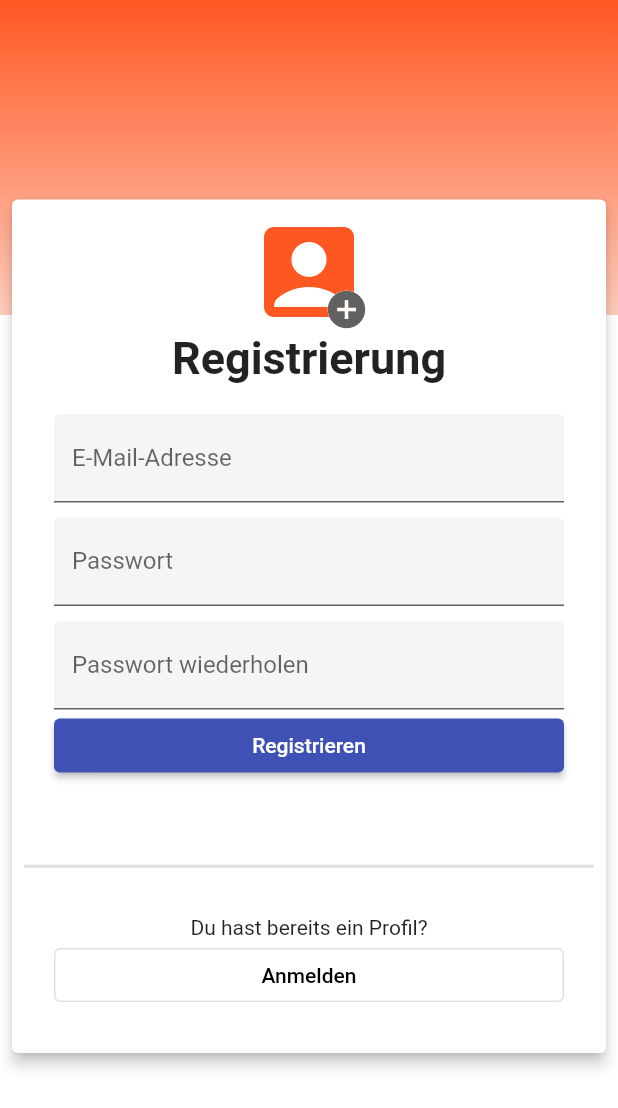
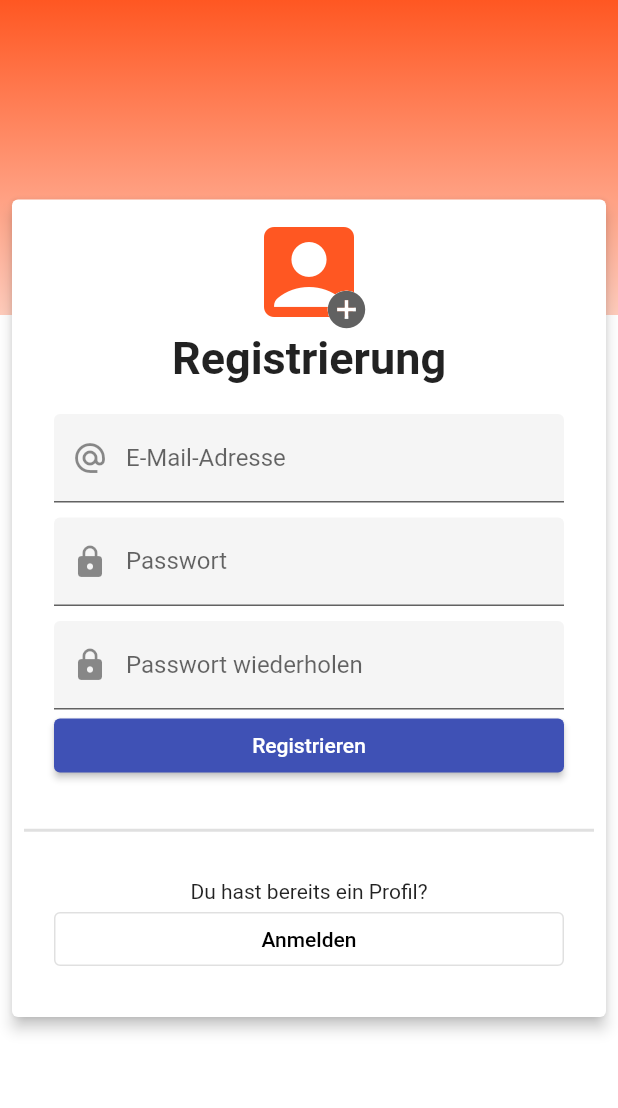
Before and after one commit to thorstenschenkel/t7coach, a Flutter app: the screen it shows after launch, after a tap on "Registrieren", on a phone screen of 412 x 824 dp. Shown: the top 1108 px of the screen. Run offline on Flutter 3.47's test engine with Material 2 defaults, Android fonts, the light colour scheme and no system bars; drawn by our look-alikes of loading_overlay; our stand-ins replace firebase_auth; accounts and stored records are empty.

Commit message:
error text moved to top of the form and loading indicator added

```diff
--- a/t7coach/lib/screens/authenticate/authenticate.dart
+++ b/t7coach/lib/screens/authenticate/authenticate.dart
@@ -1,4 +1,5 @@
 import 'package:flutter/material.dart';
+import 'package:loading_overlay/loading_overlay.dart';
 import 'package:t7coach/screens/authenticate/register_form.dart';
 import 'package:t7coach/screens/authenticate/sign_in_form.dart';
 import 'package:t7coach/shared/widgets/coach_bar.dart';
@@ -10,6 +11,9 @@ class Authenticate extends StatefulWidget {
 
 class _AuthenticateState extends State<Authenticate> {
   bool showSignIn = true;
+  bool _isLoading = false;
+
+  ScrollController _scrollController = ScrollController();
 
   void toogleView() {
     setState(() {
@@ -17,11 +21,24 @@ class _AuthenticateState extends State<Authenticate> {
     });
   }
 
+  void scrollToTop() {
+    _scrollController.animateTo(0,
+        duration: Duration(milliseconds: 300), curve: Curves.easeInSine);
+  }
+
+  void loading(bool isLoading) {
+    setState(() {
+      _isLoading = isLoading;
+    });
+  }
+
   Widget getForm() {
     if (showSignIn) {
-      return SignInForm(toogleView: toogleView);
+      return SignInForm(
+          toogleView: toogleView, scrollToTop: scrollToTop, loading: loading);
     } else {
-      return RegisterForm(toogleView: toogleView);
+      return RegisterForm(
+          toogleView: toogleView, scrollToTop: scrollToTop, loading: loading);
     }
   }
 
@@ -30,15 +47,24 @@ class _AuthenticateState extends State<Authenticate> {
     Widget form = getForm();
 
     return Scaffold(
-        body: Stack(children: <Widget>[
+        body: LoadingOverlay(
+      isLoading: _isLoading,
+      opacity: 0.1,
+      progressIndicator: CircularProgressIndicator(
+        valueColor: AlwaysStoppedAnimation(Theme.of(context).colorScheme.secondary),
+      ),
+      color: Theme.of(context).colorScheme.secondary,
+      child: Stack(children: <Widget>[
         CoachBar(210.0),
         SingleChildScrollView(
+            controller: _scrollController,
             child: Padding(
                 padding: EdgeInsets.only(top: 125),
                 child: Card(
                     elevation: 4.0,
                     margin: const EdgeInsets.all(8.0),
                     child: form)))
-    ]));
+      ]),
+    ));
   }
 }
--- a/t7coach/lib/screens/authenticate/register_form.dart
+++ b/t7coach/lib/screens/authenticate/register_form.dart
@@ -7,8 +7,10 @@ import 'auth_form_constants.dart';
 
 class RegisterForm extends StatefulWidget {
   final Function toogleView;
+  final Function scrollToTop;
+  final Function loading;
 
-  RegisterForm({this.toogleView});
+  RegisterForm({this.toogleView, this.scrollToTop, this.loading});
 
   @override
   _RegisterFormState createState() => _RegisterFormState();
@@ -18,7 +20,7 @@ class _RegisterFormState extends State<RegisterForm> {
   final AuthService _auth = AuthService();
   final _formKey = GlobalKey<FormState>();
   bool _autoValidate = false;
-  bool loading = false;
+  bool _visibilityError = false;
   String email = '';
   String password = '';
   String confirmPassword = '';
@@ -65,6 +67,19 @@ class _RegisterFormState extends State<RegisterForm> {
                 child: Column(
                   crossAxisAlignment: CrossAxisAlignment.stretch,
                   children: <Widget>[
+                    Visibility(
+                      visible: _visibilityError,
+                      child: Column(
+                        children: <Widget>[
+                          Text(
+                            error,
+                            style: errorTextStyle.copyWith(
+                                color: Theme.of(context).errorColor),
+                          ),
+                          SizedBox(height: 8.0),
+                        ],
+                      ),
+                    ),
                     TextFormField(
                       onChanged: (String val) {
                         setState(() {
@@ -77,7 +92,8 @@ class _RegisterFormState extends State<RegisterForm> {
                       keyboardType: TextInputType.emailAddress,
                       textInputAction: TextInputAction.next,
                       decoration: textInputDecoration.copyWith(
-                          labelText: 'E-Mail-Adresse'),
+                          labelText: 'E-Mail-Adresse',
+                          prefixIcon: Icon(Icons.alternate_email)),
                       validator: (String val) {
                         return val.isEmpty
                             ? 'Bitte gib eine E-Mail-Adresse ein.'
@@ -98,7 +114,8 @@ class _RegisterFormState extends State<RegisterForm> {
                         textInputAction: TextInputAction.done,
                         obscureText: true,
                         decoration:
-                            textInputDecoration.copyWith(labelText: 'Passwort'),
+                            textInputDecoration.copyWith(labelText: 'Passwort',
+                                prefixIcon: Icon(Icons.lock)),
                         validator: (String val) {
                           return val.isEmpty
                               ? 'Bitte gib ein Passwort ein.'
@@ -118,7 +135,8 @@ class _RegisterFormState extends State<RegisterForm> {
                         textInputAction: TextInputAction.done,
                         obscureText: true,
                         decoration: textInputDecoration.copyWith(
-                            labelText: 'Passwort wiederholen'),
+                            labelText: 'Passwort wiederholen',
+                            prefixIcon: Icon(Icons.lock)),
                         validator: (String val) {
                           return val.isEmpty
                               ? 'Bitte wiederhole das Passwort.'
@@ -130,11 +148,6 @@ class _RegisterFormState extends State<RegisterForm> {
                         },
                         autofocus: true,
                         child: Text('Registrieren')),
-                    SizedBox(height: 8.0),
-                    Text(
-                      error,
-                      style: errorTextStyle,
-                    )
                   ],
                 ),
               ),
@@ -166,23 +179,25 @@ class _RegisterFormState extends State<RegisterForm> {
     error = '';
     if (_formKey.currentState.validate()) {
       setState(() {
-        loading = true;
+        widget.loading(true);
       });
       _formKey.currentState.save();
-      dynamic result = await _auth
-          .registerWithEmailAndPassword(email, password);
+      dynamic result =
+          await _auth.registerWithEmailAndPassword(email, password);
       if (result is AuthError) {
         setState(() {
           _autoValidate = true;
+          _visibilityError = true;
           error = result.errorText;
-          loading = false;
+          widget.scrollToTop();
+          widget.loading(false);
         });
       }
     } else {
       setState(() {
+        _visibilityError = false;
         _autoValidate = true;
       });
     }
   }
-
 }
--- a/t7coach/lib/screens/authenticate/sign_in_form.dart
+++ b/t7coach/lib/screens/authenticate/sign_in_form.dart
@@ -7,8 +7,10 @@ import 'auth_form_constants.dart';
 
 class SignInForm extends StatefulWidget {
   final Function toogleView;
+  final Function scrollToTop;
+  final Function loading;
 
-  SignInForm({this.toogleView});
+  SignInForm({this.toogleView, this.scrollToTop, this.loading});
 
   @override
   _SignInFormState createState() => _SignInFormState();
@@ -18,7 +20,7 @@ class _SignInFormState extends State<SignInForm> {
   final AuthService _auth = AuthService();
   final _formKey = GlobalKey<FormState>();
   bool _autoValidate = false;
-  bool loading = false;
+  bool _visibilityError = false;
   String email = '';
   String password = '';
   String error = '';
@@ -39,6 +41,19 @@ class _SignInFormState extends State<SignInForm> {
                 child: Column(
                   crossAxisAlignment: CrossAxisAlignment.stretch,
                   children: <Widget>[
+                    Visibility(
+                      visible: _visibilityError,
+                      child: Column(
+                        children: <Widget>[
+                          Text(
+                            error,
+                            style: errorTextStyle.copyWith(
+                                color: Theme.of(context).errorColor),
+                          ),
+                          SizedBox(height: 8.0),
+                        ],
+                      ),
+                    ),
                     TextFormField(
                         onSaved: (String val) {
                           setState(() {
@@ -80,11 +95,6 @@ class _SignInFormState extends State<SignInForm> {
                         },
                         autofocus: true,
                         child: Text('Anmelden')),
-                    SizedBox(height: 8.0),
-                    Text(
-                      error,
-                      style: errorTextStyle,
-                    )
                   ],
                 ),
               ),
@@ -117,7 +127,7 @@ class _SignInFormState extends State<SignInForm> {
       _formKey.currentState.save();
       if (_formKey.currentState.validate()) {
         setState(() {
-          loading = true;
+          widget.loading(true);
         });
         _formKey.currentState.save();
         dynamic result =
@@ -126,12 +136,15 @@ class _SignInFormState extends State<SignInForm> {
           setState(() {
             _autoValidate = true;
             error = result.errorText;
-            loading = false;
+            _visibilityError = true;
+            widget.scrollToTop();
+            widget.loading(false);
           });
         }
       }
     } else {
       setState(() {
+        _visibilityError = false;
         _autoValidate = true;
       });
     }
--- a/t7coach/lib/services/auth_service.dart
+++ b/t7coach/lib/services/auth_service.dart
@@ -16,7 +16,8 @@ class AuthService {
     'ERROR_MISSING_EMAIL':
         'E-Mail-Adresse fehlt. Bitte gib eine E-Mail-Adresse ein.',
     'ERROR_MISSING_PASSWORD': 'Passwort fehlt. Bitte gib ein Passwort ein.',
-    'ERROR_USER_NOT_FOUND': 'Es existiert kein Profil zur eingegeben E-Mail-Adresse',
+    'ERROR_USER_NOT_FOUND':
+        'Es existiert kein Profil zur eingegeben E-Mail-Adresse',
     'ERROR_WRONG_PASSWORD': 'Passwort ist ungültig.'
   };
 
--- a/t7coach/pubspec.yaml
+++ b/t7coach/pubspec.yaml
@@ -25,6 +25,7 @@ dependencies:
   cupertino_icons: ^0.1.2
   firebase_auth: ^0.16.0
   provider: ^4.0.5
+  loading_overlay: ^0.2.1
 
 dev_dependencies:
   flutter_test:
```
Also changed, not shown: t7coach/pubspec.lock. Lines whose indentation alone changed are shown as unchanged.
